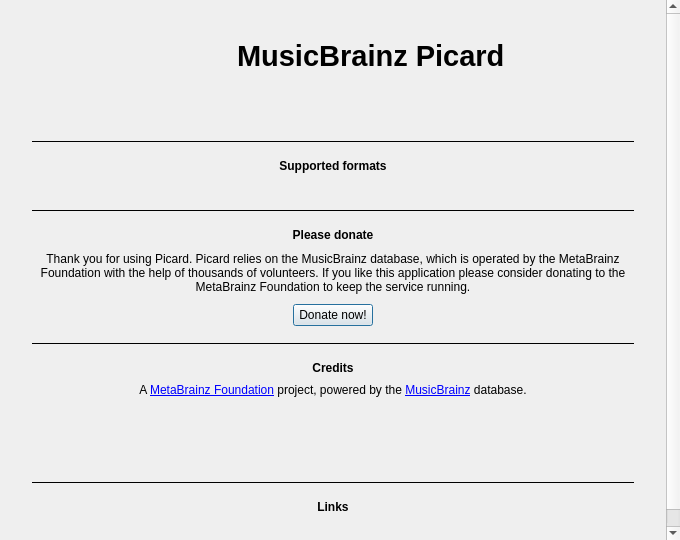
Before: the Qt Designer form ui/aboutdialog.ui in metabrainz/picard, drawn with Qt 5.
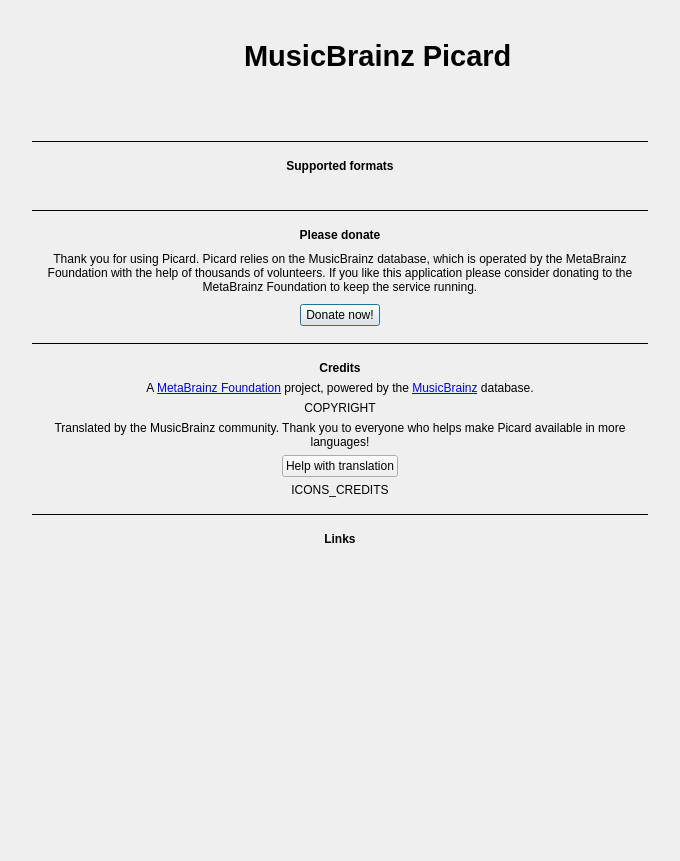
After: the same form once the commit is applied. Icons and pictures are not drawn.

Commit message:
Use generic text for translator credits and add a translate action button
The old translator credits where often not well maintained, did not follow
the one translator per line rule and hard to keep correct. Instead use
a generic, but friendly thanks to the community and add a link to the
tarnslation page.

What changed in the file:
```diff
--- a/ui/aboutdialog.ui
+++ b/ui/aboutdialog.ui
@@ -7,7 +7,7 @@
     <x>0</x>
     <y>0</y>
     <width>680</width>
-    <height>540</height>
+    <height>861</height>
    </rect>
   </property>
   <property name="minimumSize">
@@ -56,9 +56,9 @@
       <property name="geometry">
        <rect>
         <x>0</x>
-        <y>-150</y>
-        <width>666</width>
-        <height>705</height>
+        <y>0</y>
+        <width>680</width>
+        <height>861</height>
        </rect>
       </property>
       <layout class="QVBoxLayout" name="content_layout">
@@ -395,6 +395,9 @@
          </item>
          <item>
           <widget class="QLabel" name="copyright_label">
+           <property name="text">
+            <string notr="true">COPYRIGHT</string>
+           </property>
            <property name="textFormat">
             <enum>Qt::TextFormat::PlainText</enum>
            </property>
@@ -406,8 +409,26 @@
            </property>
           </widget>
          </item>
+         <item>
+          <widget class="QWidget" name="translator_credits" native="true">
+           <layout class="QVBoxLayout" name="translator_credits_layout">
+            <property name="leftMargin">
+             <number>0</number>
+            </property>
+            <property name="topMargin">
+             <number>0</number>
+            </property>
+            <property name="rightMargin">
+             <number>0</number>
+            </property>
+            <property name="bottomMargin">
+             <number>0</number>
+            </property>
          <item>
           <widget class="QLabel" name="translator_credits_label">
+              <property name="text">
+               <string>Translated by the MusicBrainz community. Thank you to everyone who helps make Picard available in more languages!</string>
+              </property>
            <property name="textFormat">
             <enum>Qt::TextFormat::PlainText</enum>
            </property>
@@ -420,10 +441,53 @@
            <property name="textInteractionFlags">
             <set>Qt::TextInteractionFlag::TextSelectableByKeyboard|Qt::TextInteractionFlag::TextSelectableByMouse</set>
            </property>
+             </widget>
+            </item>
+            <item>
+             <layout class="QHBoxLayout" name="translate_button_layout">
+              <item>
+               <spacer name="translate_spacer_left">
+                <property name="orientation">
+                 <enum>Qt::Orientation::Horizontal</enum>
+                </property>
+                <property name="sizeHint" stdset="0">
+                 <size>
+                  <width>40</width>
+                  <height>20</height>
+                 </size>
+                </property>
+               </spacer>
+              </item>
+              <item>
+               <widget class="QPushButton" name="translate_button">
+                <property name="text">
+                 <string>Help with translation</string>
+                </property>
+               </widget>
+              </item>
+              <item>
+               <spacer name="translate_spacer_right">
+                <property name="orientation">
+                 <enum>Qt::Orientation::Horizontal</enum>
+                </property>
+                <property name="sizeHint" stdset="0">
+                 <size>
+                  <width>40</width>
+                  <height>20</height>
+                 </size>
+                </property>
+               </spacer>
+              </item>
+             </layout>
+            </item>
+           </layout>
           </widget>
          </item>
          <item>
           <widget class="QLabel" name="icons_credits_label">
+           <property name="text">
+            <string notr="true">ICONS_CREDITS</string>
+           </property>
            <property name="alignment">
             <set>Qt::AlignmentFlag::AlignHCenter</set>
            </property>
```
Left out of the diff: 3 changed lines with no effect on the pictures. Lines whose indentation alone changed are shown as unchanged. The commit also changes 3 other files.
